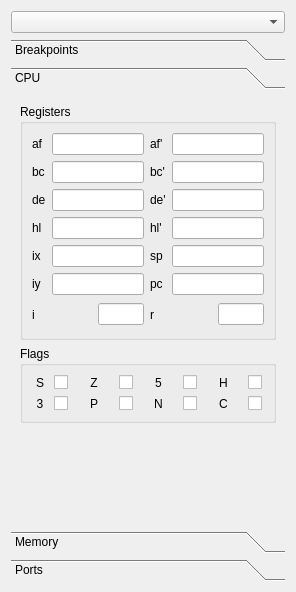
First picture: the form in gui-qt/calcdebuger.ui, repository labsin/TilEm, before the edit.
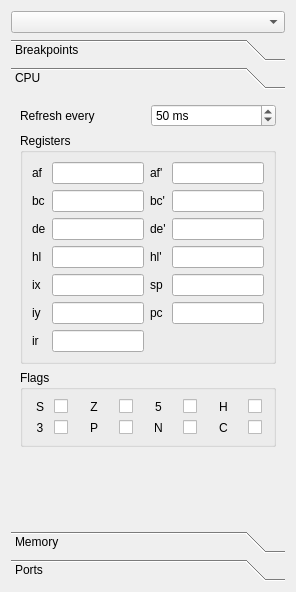
Second picture: the form after the edit. Custom widgets are drawn as their Qt base class.

Commit message: First debuger feature : registers watch.

The edit to the form file:
```diff
--- a/gui-qt/calcdebuger.ui
+++ b/gui-qt/calcdebuger.ui
@@ -185,16 +185,29 @@
        <rect>
         <x>0</x>
         <y>0</y>
-        <width>278</width>
-        <height>412</height>
+        <width>261</width>
+        <height>426</height>
        </rect>
       </property>
       <attribute name="label">
        <string>CPU</string>
       </attribute>
-      <layout class="QVBoxLayout" name="verticalLayout">
-       <item>
-        <widget class="QGroupBox" name="groupBox_2">
+      <layout class="QGridLayout" name="gridLayout_5">
+       <item row="0" column="1">
+        <widget class="QSpinBox" name="spnRefresh">
+         <property name="suffix">
+          <string> ms</string>
+         </property>
+         <property name="maximum">
+          <number>1000</number>
+         </property>
+         <property name="value">
+          <number>50</number>
+         </property>
+        </widget>
+       </item>
+       <item row="1" column="0" colspan="2">
+        <widget class="QGroupBox" name="gbRegisters">
          <property name="title">
           <string>Registers</string>
          </property>
@@ -514,25 +527,12 @@
           <item row="6" column="0">
            <widget class="QLabel" name="label_7">
             <property name="text">
-             <string>i</string>
+             <string>ir</string>
             </property>
            </widget>
           </item>
-          <item row="6" column="1">
-           <spacer name="horizontalSpacer">
-            <property name="orientation">
-             <enum>Qt::Horizontal</enum>
-            </property>
-            <property name="sizeHint" stdset="0">
-             <size>
-              <width>13</width>
-              <height>20</height>
-             </size>
-            </property>
-           </spacer>
-          </item>
-          <item row="6" column="2">
-           <widget class="QLineEdit" name="le_i">
+          <item row="6" column="1" colspan="2">
+           <widget class="CalcHexValue" name="le_ir">
             <property name="sizePolicy">
              <sizepolicy hsizetype="Maximum" vsizetype="Fixed">
               <horstretch>0</horstretch>
@@ -541,59 +541,20 @@
             </property>
             <property name="maximumSize">
              <size>
-              <width>50</width>
+              <width>100</width>
               <height>16777215</height>
              </size>
             </property>
             <property name="inputMask">
-             <string>HH; </string>
-            </property>
-           </widget>
-          </item>
-          <item row="6" column="3">
-           <widget class="QLabel" name="label_4">
-            <property name="text">
-             <string>r</string>
-            </property>
-           </widget>
-          </item>
-          <item row="6" column="4">
-           <spacer name="horizontalSpacer_2">
-            <property name="orientation">
-             <enum>Qt::Horizontal</enum>
-            </property>
-            <property name="sizeHint" stdset="0">
-             <size>
-              <width>13</width>
-              <height>27</height>
-             </size>
-            </property>
-           </spacer>
-          </item>
-          <item row="6" column="5">
-           <widget class="QLineEdit" name="le_r">
-            <property name="sizePolicy">
-             <sizepolicy hsizetype="Maximum" vsizetype="Fixed">
-              <horstretch>0</horstretch>
-              <verstretch>0</verstretch>
-             </sizepolicy>
-            </property>
-            <property name="maximumSize">
-             <size>
-              <width>50</width>
-              <height>16777215</height>
-             </size>
-            </property>
-            <property name="inputMask">
-             <string>HH; </string>
+             <string>HHHH; </string>
             </property>
            </widget>
           </item>
          </layout>
         </widget>
        </item>
-       <item>
-        <widget class="QGroupBox" name="groupBox">
+       <item row="2" column="0" colspan="2">
+        <widget class="QGroupBox" name="gbFlags">
          <property name="title">
           <string>Flags</string>
          </property>
@@ -737,7 +698,7 @@
          </layout>
         </widget>
        </item>
-       <item>
+       <item row="3" column="1">
         <spacer name="verticalSpacer">
          <property name="orientation">
           <enum>Qt::Vertical</enum>
@@ -750,6 +711,13 @@
          </property>
         </spacer>
        </item>
+       <item row="0" column="0">
+        <widget class="QLabel" name="label_4">
+         <property name="text">
+          <string>Refresh every</string>
+         </property>
+        </widget>
+       </item>
       </layout>
      </widget>
      <widget class="QWidget" name="page_2">
@@ -940,6 +908,13 @@
    </item>
   </layout>
  </widget>
+ <customwidgets>
+  <customwidget>
+   <class>CalcHexValue</class>
+   <extends>QLineEdit</extends>
+   <header>calchexvalue.h</header>
+  </customwidget>
+ </customwidgets>
  <resources/>
  <connections/>
 </ui>
```
Left out of the diff: 28 changed lines with no effect on the pictures. The commit also changes 4 other files.
